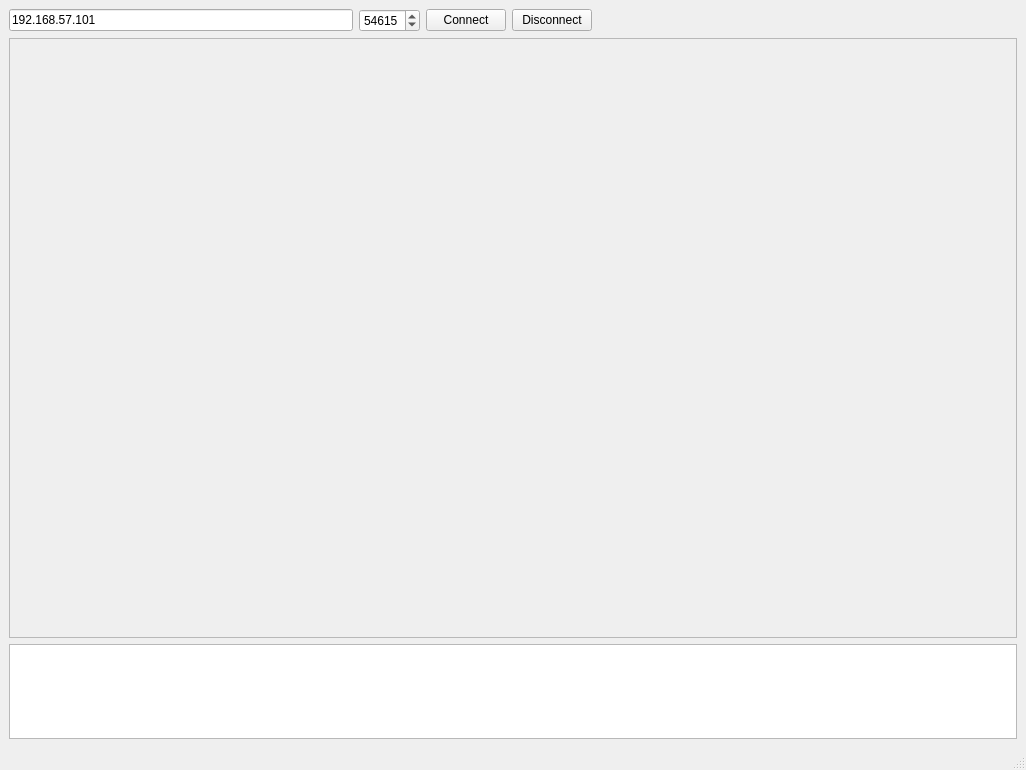
Old version of the form src/app/mainwindow.ui in the repository WannaSleep3254/multiRobotController.
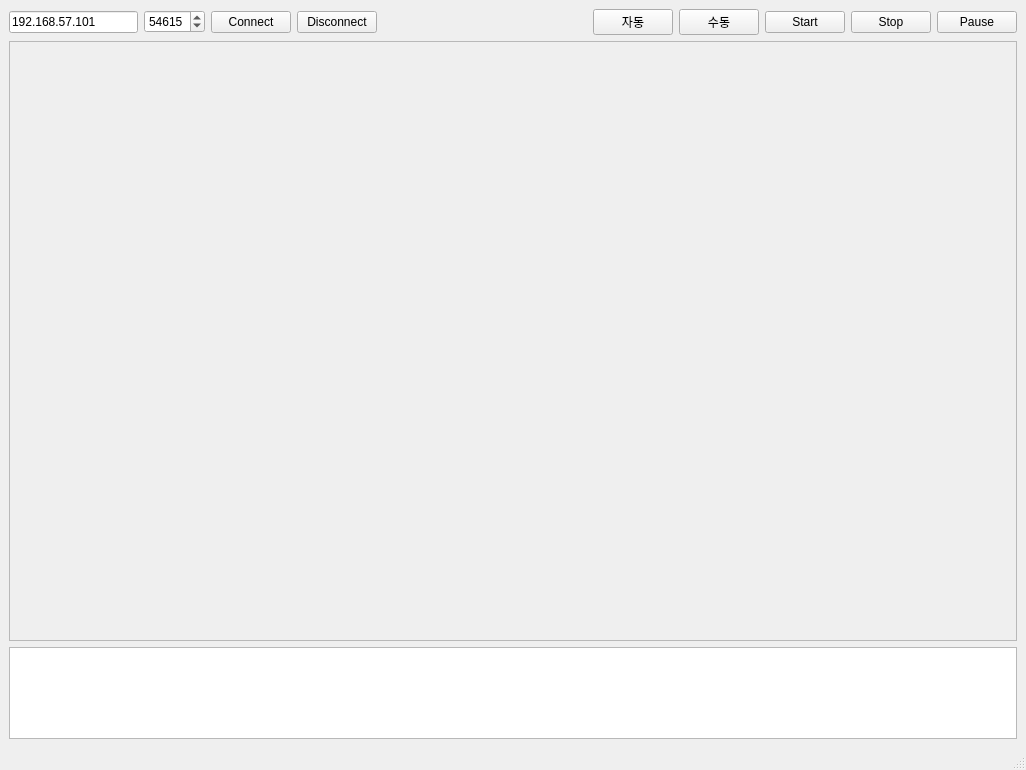
New version of the form.

```diff
--- a/src/app/mainwindow.ui
+++ b/src/app/mainwindow.ui
@@ -74,6 +74,41 @@
         </property>
        </spacer>
       </item>
+      <item>
+       <widget class="QPushButton" name="pushButton_Atuo">
+        <property name="text">
+         <string>자동</string>
+        </property>
+       </widget>
+      </item>
+      <item>
+       <widget class="QPushButton" name="pushButton_Manual">
+        <property name="text">
+         <string>수동</string>
+        </property>
+       </widget>
+      </item>
+      <item>
+       <widget class="QPushButton" name="pushButton_Start">
+        <property name="text">
+         <string>Start</string>
+        </property>
+       </widget>
+      </item>
+      <item>
+       <widget class="QPushButton" name="pushButton_Stop">
+        <property name="text">
+         <string>Stop</string>
+        </property>
+       </widget>
+      </item>
+      <item>
+       <widget class="QPushButton" name="pushButton_Pause">
+        <property name="text">
+         <string>Pause</string>
+        </property>
+       </widget>
+      </item>
      </layout>
     </item>
     <item>
```
